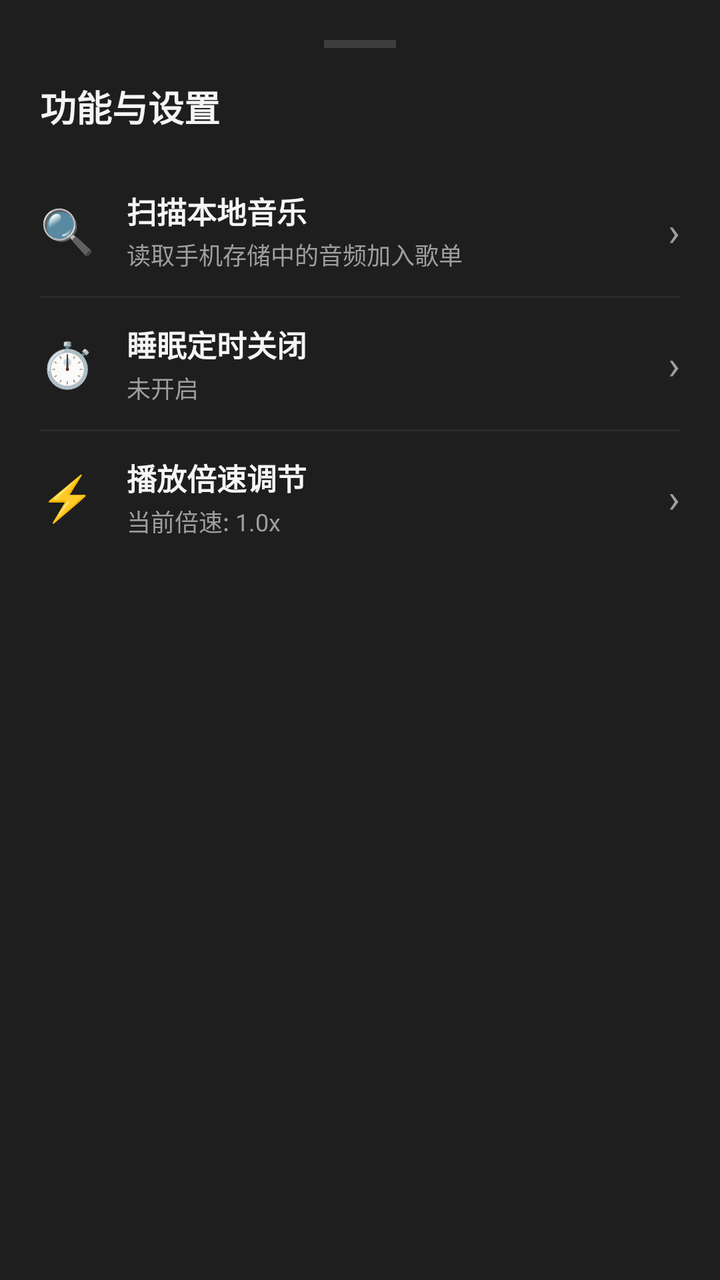
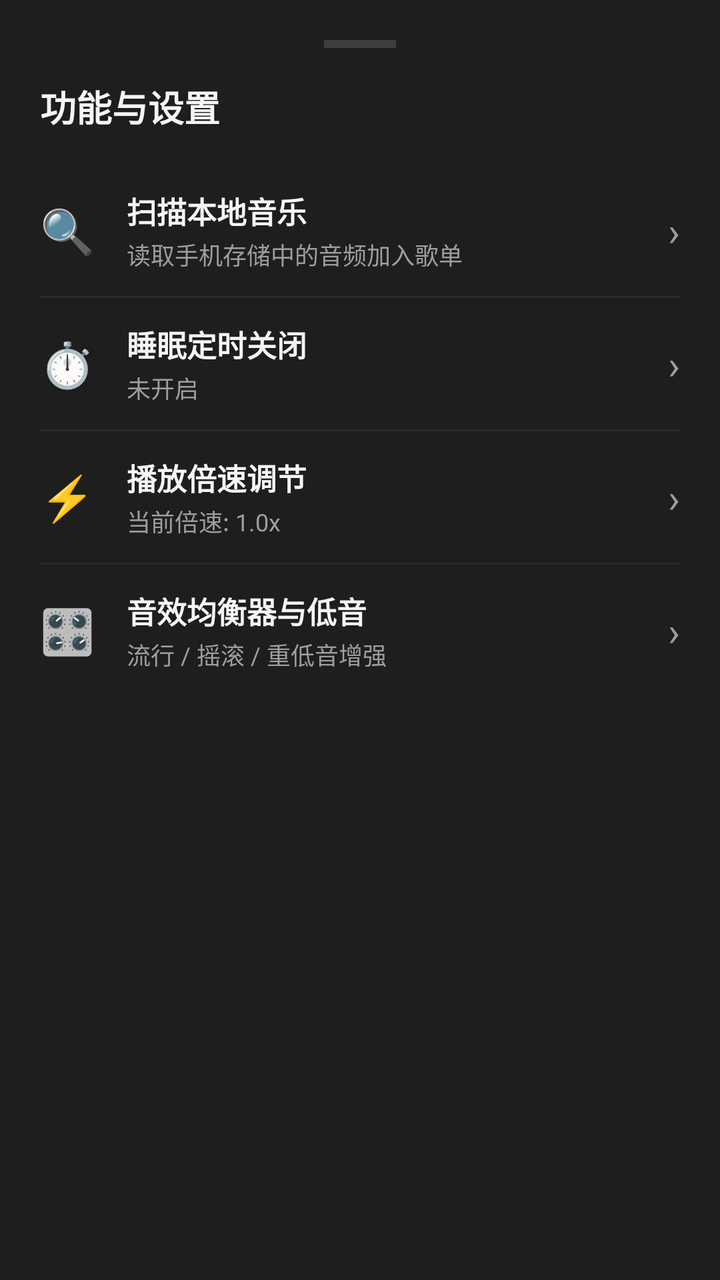

Two renders of the same Android screen: before a commit and after it. Below are the layout's source before the change and the commit's diff.
<!-- AndroidManifest.xml: application theme Theme.LocalMusicPlayer -->
<!-- res/layout/dialog_settings.xml -->
<?xml version="1.0" encoding="utf-8"?>
<LinearLayout xmlns:android="http://schemas.android.com/apk/res/android"
    android:layout_width="match_parent"
    android:layout_height="wrap_content"
    android:background="@color/card_bg"
    android:orientation="vertical"
    android:padding="20dp">

    <View
        android:layout_width="36dp"
        android:layout_height="4dp"
        android:layout_gravity="center_horizontal"
        android:layout_marginBottom="16dp"
        android:background="#3E3E3E" />

    <TextView
        android:layout_width="match_parent"
        android:layout_height="wrap_content"
        android:layout_marginBottom="16dp"
        android:text="功能与设置"
        android:textColor="@color/text_primary"
        android:textSize="18sp"
        android:textStyle="bold" />

    
    <LinearLayout
        android:id="@+id/menuScanLocal"
        android:layout_width="match_parent"
        android:layout_height="wrap_content"
        android:background="?attr/selectableItemBackground"
        android:gravity="center_vertical"
        android:orientation="horizontal"
        android:paddingTop="12dp"
        android:paddingBottom="12dp">

        <TextView
            android:layout_width="wrap_content"
            android:layout_height="wrap_content"
            android:layout_marginEnd="16dp"
            android:text="🔍"
            android:textSize="22sp" />

        <LinearLayout
            android:layout_width="0dp"
            android:layout_height="wrap_content"
            android:layout_weight="1"
            android:orientation="vertical">

            <TextView
                android:layout_width="wrap_content"
                android:layout_height="wrap_content"
                android:text="扫描本地音乐"
                android:textColor="@color/text_primary"
                android:textSize="15sp"
                android:textStyle="bold" />

            <TextView
                android:id="@+id/tvScanSubtitle"
                android:layout_width="wrap_content"
                android:layout_height="wrap_content"
                android:layout_marginTop="2dp"
                android:text="读取手机存储中的音频加入歌单"
                android:textColor="@color/text_secondary"
                android:textSize="12sp" />
        </LinearLayout>

        <TextView
            android:layout_width="wrap_content"
            android:layout_height="wrap_content"
            android:text="›"
            android:textColor="@color/text_secondary"
            android:textSize="20sp" />
    </LinearLayout>

    <View
        android:layout_width="match_parent"
        android:layout_height="1dp"
        android:background="#2A2A2A" />

    
    <LinearLayout
        android:id="@+id/menuSleepTimer"
        android:layout_width="match_parent"
        android:layout_height="wrap_content"
        android:background="?attr/selectableItemBackground"
        android:gravity="center_vertical"
        android:orientation="horizontal"
        android:paddingTop="12dp"
        android:paddingBottom="12dp">

        <TextView
            android:layout_width="wrap_content"
            android:layout_height="wrap_content"
            android:layout_marginEnd="16dp"
            android:text="⏱️"
            android:textSize="22sp" />

        <LinearLayout
            android:layout_width="0dp"
            android:layout_height="wrap_content"
            android:layout_weight="1"
            android:orientation="vertical">

            <TextView
                android:layout_width="wrap_content"
                android:layout_height="wrap_content"
                android:text="睡眠定时关闭"
                android:textColor="@color/text_primary"
                android:textSize="15sp"
                android:textStyle="bold" />

            <TextView
                android:id="@+id/tvSleepSubtitle"
                android:layout_width="wrap_content"
                android:layout_height="wrap_content"
                android:layout_marginTop="2dp"
                android:text="未开启"
                android:textColor="@color/text_secondary"
                android:textSize="12sp" />
        </LinearLayout>

        <TextView
            android:layout_width="wrap_content"
            android:layout_height="wrap_content"
            android:text="›"
            android:textColor="@color/text_secondary"
            android:textSize="20sp" />
    </LinearLayout>

    <View
        android:layout_width="match_parent"
        android:layout_height="1dp"
        android:background="#2A2A2A" />

    
    <LinearLayout
        android:id="@+id/menuSpeed"
        android:layout_width="match_parent"
        android:layout_height="wrap_content"
        android:background="?attr/selectableItemBackground"
        android:gravity="center_vertical"
        android:orientation="horizontal"
        android:paddingTop="12dp"
        android:paddingBottom="12dp">

        <TextView
            android:layout_width="wrap_content"
            android:layout_height="wrap_content"
            android:layout_marginEnd="16dp"
            android:text="⚡"
            android:textSize="22sp" />

        <LinearLayout
            android:layout_width="0dp"
            android:layout_height="wrap_content"
            android:layout_weight="1"
            android:orientation="vertical">

            <TextView
                android:layout_width="wrap_content"
                android:layout_height="wrap_content"
                android:text="播放倍速调节"
                android:textColor="@color/text_primary"
                android:textSize="15sp"
                android:textStyle="bold" />

            <TextView
                android:id="@+id/tvSpeedSubtitle"
                android:layout_width="wrap_content"
                android:layout_height="wrap_content"
                android:layout_marginTop="2dp"
                android:text="当前倍速: 1.0x"
                android:textColor="@color/text_secondary"
                android:textSize="12sp" />
        </LinearLayout>

        <TextView
            android:layout_width="wrap_content"
            android:layout_height="wrap_content"
            android:text="›"
            android:textColor="@color/text_secondary"
            android:textSize="20sp" />
    </LinearLayout>

</LinearLayout>
<!-- resources referenced by this layout -->
<resources>
  <color name="card_bg">#1E1E1E</color>
  <color name="text_primary">#F5F5F5</color>
  <color name="text_secondary">#9E9E9E</color>
  <style name="Theme.LocalMusicPlayer" parent="Theme.Material3.DayNight.NoActionBar">
          <item name="android:statusBarColor">@color/bg_dark</item>
          <item name="android:windowBackground">@color/bg_dark</item>
          <item name="android:navigationBarColor">@color/bg_dark</item>
          <item name="colorPrimary">@color/accent_green</item>
      </style>
  <color name="bg_dark">#121212</color>
  <color name="accent_green">#1DB954</color>
</resources>

<!-- the commit's change to res/layout/dialog_settings.xml (unified diff, before → after) -->
@@ -182,4 +182,59 @@
             android:textSize="20sp" />
     </LinearLayout>
 
+    <View
+        android:layout_width="match_parent"
+        android:layout_height="1dp"
+        android:background="#2A2A2A" />
+
+    
+    <LinearLayout
+        android:id="@+id/menuEqualizer"
+        android:layout_width="match_parent"
+        android:layout_height="wrap_content"
+        android:background="?attr/selectableItemBackground"
+        android:gravity="center_vertical"
+        android:orientation="horizontal"
+        android:paddingTop="12dp"
+        android:paddingBottom="12dp">
+
+        <TextView
+            android:layout_width="wrap_content"
+            android:layout_height="wrap_content"
+            android:layout_marginEnd="16dp"
+            android:text="🎛️"
+            android:textSize="22sp" />
+
+        <LinearLayout
+            android:layout_width="0dp"
+            android:layout_height="wrap_content"
+            android:layout_weight="1"
+            android:orientation="vertical">
+
+            <TextView
+                android:layout_width="wrap_content"
+                android:layout_height="wrap_content"
+                android:text="音效均衡器与低音"
+                android:textColor="@color/text_primary"
+                android:textSize="15sp"
+                android:textStyle="bold" />
+
+            <TextView
+                android:id="@+id/tvEqualizerSubtitle"
+                android:layout_width="wrap_content"
+                android:layout_height="wrap_content"
+                android:layout_marginTop="2dp"
+                android:text="流行 / 摇滚 / 重低音增强"
+                android:textColor="@color/text_secondary"
+                android:textSize="12sp" />
+        </LinearLayout>
+
+        <TextView
+            android:layout_width="wrap_content"
+            android:layout_height="wrap_content"
+            android:text="›"
+            android:textColor="@color/text_secondary"
+            android:textSize="20sp" />
+    </LinearLayout>
+
 </LinearLayout>
